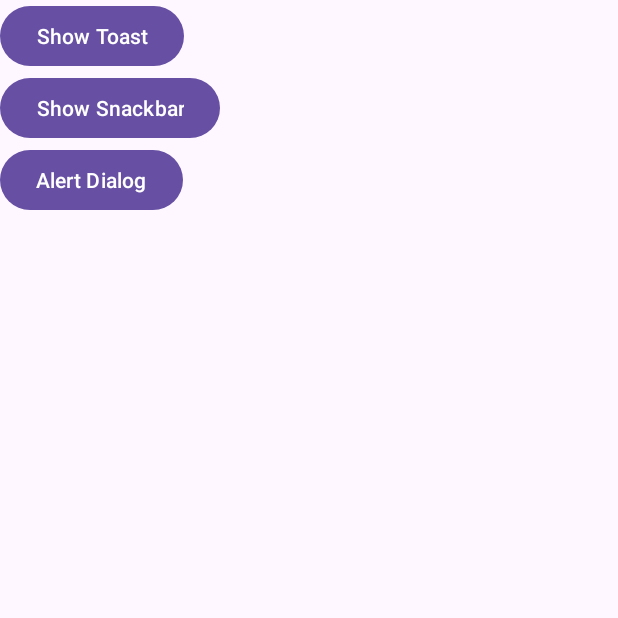
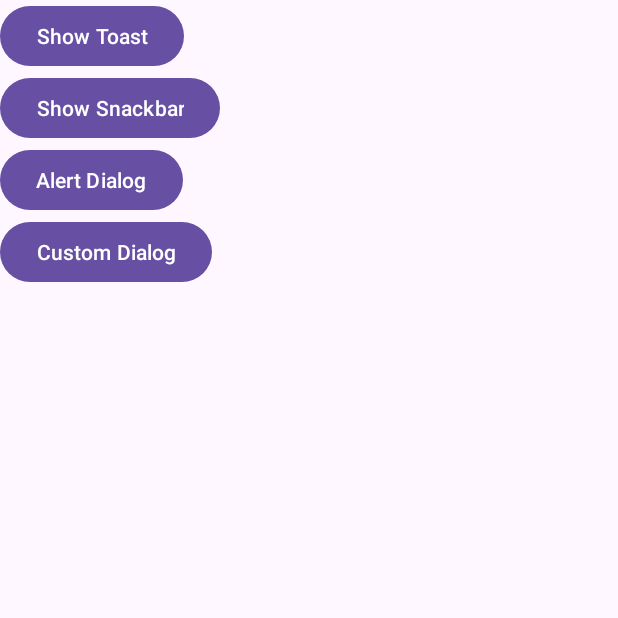
Before and after one commit to amanpreeto7/NeerajJoshiClass, an Android app: the MessagesActivity screen opened directly, with no data from a screen before it, on a phone screen of 412 x 824 dp, the top half of it. Run offline under Robolectric (Android 15) with nearby library versions, the phone set to English and light mode, and no system bars.

Commit message:
Check description
Add Custom Dialog

```diff
--- a/app/src/main/res/layout/activity_messages.xml
+++ b/app/src/main/res/layout/activity_messages.xml
@@ -29,4 +29,12 @@
         app:layout_constraintTop_toBottomOf="@id/btnShowSnackbar"
         app:layout_constraintStart_toStartOf="parent"/>
 
+    <Button
+        android:layout_width="wrap_content"
+        android:layout_height="wrap_content"
+        android:id="@+id/btnDialog"
+        android:text="Custom Dialog"
+        app:layout_constraintTop_toBottomOf="@id/btnAlertDialog"
+        app:layout_constraintStart_toStartOf="parent"/>
+
 </androidx.constraintlayout.widget.ConstraintLayout>
```
Also changed, not shown: app/src/main/java/com/o7services/neerajoshiclass/MessagesActivity.kt (+30 -0 lines), app/src/main/res/layout/custom_dialog.xml (added, +29 -0 lines).
